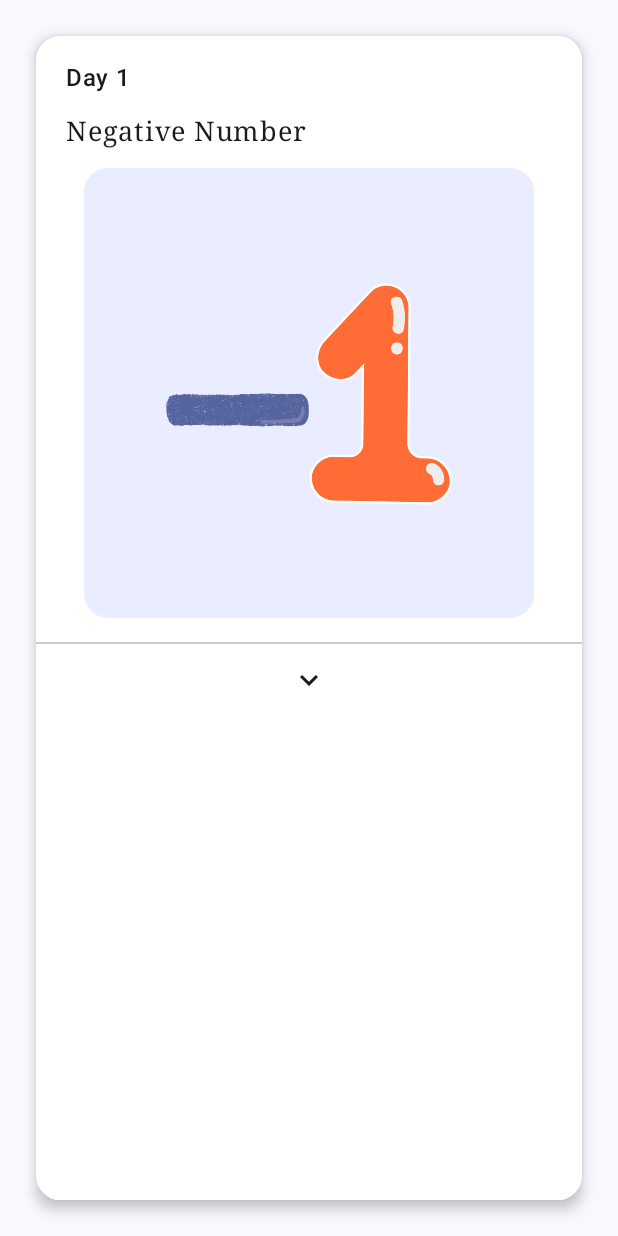
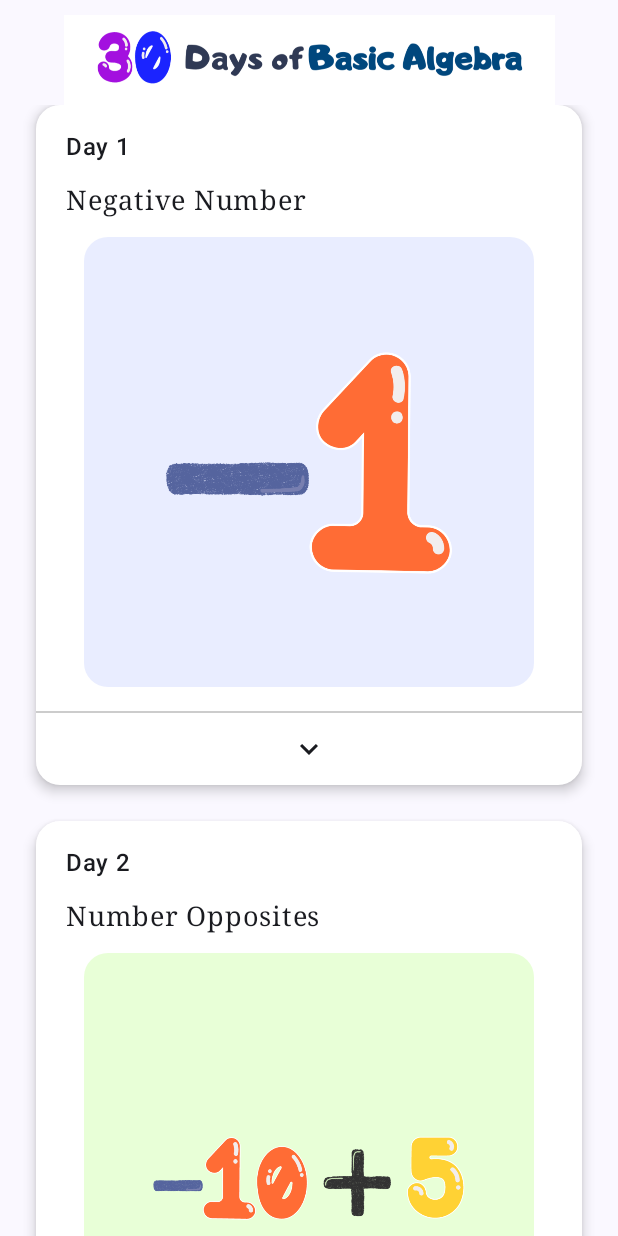
Before and after one commit to josikie/30-Days-of-Basic-Algebra, an Android app built with Jetpack Compose: the screen it shows after launch (MainActivity), on a phone screen of 412 x 824 dp. Run offline under Robolectric (Android 15) with nearby library versions, the phone set to English and light mode, and no system bars.

Commit message:
Added Descriptions

```diff
--- a/app/src/main/java/com/example/thirtydaysofbasicalgebra/MainActivity.kt
+++ b/app/src/main/java/com/example/thirtydaysofbasicalgebra/MainActivity.kt
@@ -15,6 +15,7 @@ import androidx.compose.foundation.layout.fillMaxWidth
 import androidx.compose.foundation.layout.height
 import androidx.compose.foundation.layout.padding
 import androidx.compose.foundation.layout.size
+import androidx.compose.foundation.lazy.LazyColumn
 import androidx.compose.foundation.shape.RoundedCornerShape
 import androidx.compose.material.icons.Icons
 import androidx.compose.material.icons.filled.KeyboardArrowDown
@@ -22,12 +23,19 @@ import androidx.compose.material.icons.filled.KeyboardArrowUp
 import androidx.compose.material3.Card
 import androidx.compose.material3.CardColors
 import androidx.compose.material3.CardDefaults
+import androidx.compose.material3.CenterAlignedTopAppBar
+import androidx.compose.material3.ExperimentalMaterial3Api
 import androidx.compose.material3.Icon
 import androidx.compose.material3.IconButton
 import androidx.compose.material3.MaterialTheme
+import androidx.compose.material3.Scaffold
 import androidx.compose.material3.Surface
 import androidx.compose.material3.Text
 import androidx.compose.runtime.Composable
+import androidx.compose.runtime.getValue
+import androidx.compose.runtime.mutableStateOf
+import androidx.compose.runtime.remember
+import androidx.compose.runtime.setValue
 import androidx.compose.ui.Alignment
 import androidx.compose.ui.Modifier
 import androidx.compose.ui.draw.clip
@@ -35,13 +43,17 @@ import androidx.compose.ui.geometry.Offset
 import androidx.compose.ui.graphics.Color
 import androidx.compose.ui.graphics.StrokeCap
 import androidx.compose.ui.layout.ContentScale
+import androidx.compose.ui.res.dimensionResource
 import androidx.compose.ui.res.painterResource
 import androidx.compose.ui.res.stringResource
 import androidx.compose.ui.text.font.FontFamily
 import androidx.compose.ui.text.font.FontWeight
+import androidx.compose.ui.text.style.TextAlign
 import androidx.compose.ui.tooling.preview.Preview
 import androidx.compose.ui.unit.dp
 import androidx.compose.ui.unit.sp
+import com.example.thirtydaysofbasicalgebra.data.BasicAlgebra
+import com.example.thirtydaysofbasicalgebra.data.BasicAlgebraRepo
 import com.example.thirtydaysofbasicalgebra.ui.theme.ThirtyDaysOfBasicAlgebraTheme
 
 class MainActivity : ComponentActivity() {
@@ -54,19 +66,53 @@ class MainActivity : ComponentActivity() {
                     modifier = Modifier.fillMaxSize(),
                     color = MaterialTheme.colorScheme.background
                 ) {
-                    BasicAlgebraCardItem()
+                    BasicAlgebraList()
                 }
             }
         }
     }
 }
 
+@OptIn(ExperimentalMaterial3Api::class)
 @Composable
-fun BasicAlgebraCardItem(modifier: Modifier = Modifier){
+fun ThirtyDaysTopAppBar(modifier: Modifier){
+    CenterAlignedTopAppBar(
+        modifier = modifier.height(70.dp),
+        title = {
+            Image(
+                modifier = Modifier.padding(top = 10.dp),
+                painter = painterResource(id = R.drawable.top_app_logo),
+                contentDescription = stringResource(id = R.string.app_name),
+            )
+        }
+    )
+}
+@Composable
+fun BasicAlgebraList(modifier: Modifier = Modifier,
+                 listLesson: List<BasicAlgebra> = BasicAlgebraRepo.basicAlgebra
+){
+    Scaffold (
+        topBar = {
+            ThirtyDaysTopAppBar(modifier)
+        }
+    ) {
+        LazyColumn(contentPadding = it){
+            items(listLesson.size){i ->
+                BasicAlgebraCardItem(lessonAlgebra = listLesson[i])
+            }
+        }
+    }
+}
+@Composable
+fun BasicAlgebraCardItem(
+    modifier: Modifier = Modifier,
+    lessonAlgebra: BasicAlgebra
+    ){
+    var expanded by remember{ mutableStateOf(false) }
     Card (
         modifier = modifier
             .fillMaxWidth()
-            .padding(24.dp)
+            .padding(start = 24.dp, end = 24.dp, bottom = 24.dp)
         ,
         shape = RoundedCornerShape(16.dp),
         elevation = CardDefaults.cardElevation(defaultElevation = 5.dp),
@@ -80,28 +126,34 @@ fun BasicAlgebraCardItem(modifier: Modifier = Modifier){
             // text day
             Text(
                 modifier = Modifier.padding(start=4.dp, bottom = 4.dp),
-                text = stringResource(id = R.string.title_day_1),
+                text = stringResource(id = lessonAlgebra.title),
                 fontWeight = FontWeight.SemiBold,
                 fontFamily = FontFamily.SansSerif
             )
             // text subtitle
             Text(
                 modifier = Modifier.padding(start=4.dp, top = 8.dp, bottom = 12.dp),
-                text = stringResource(id = R.string.subtitle_1),
+                text = stringResource(id = lessonAlgebra.subTitle),
                 fontWeight = FontWeight.Light,
                 fontFamily = FontFamily.Serif,
                 fontSize = 18.sp
             )
             // image
             Image(
-                painter = painterResource(id = R.drawable.one),
-                contentDescription = stringResource(id = R.string.subtitle_1),
+                painter = painterResource(id = lessonAlgebra.image),
+                contentDescription = stringResource(id = lessonAlgebra.subTitle),
                 contentScale = ContentScale.Crop,
                 modifier = Modifier
                     .clip(RoundedCornerShape(16.dp))
                     .align(Alignment.CenterHorizontally)
                     .size(300.dp)
             )
+        }
+
+        // description
+        if(expanded){
+            LessonDescription(lessonDescription = lessonAlgebra.description,
+                modifier = Modifier.padding(start = 28.dp, end = 16.dp, top = 16.dp, bottom = 16.dp))
         }
 
         // lines
@@ -113,33 +165,37 @@ fun BasicAlgebraCardItem(modifier: Modifier = Modifier){
         )
 
         // button arrow
-        IconButton(
-            modifier = Modifier.align(Alignment.CenterHorizontally).fillMaxWidth(),
-            onClick = { /*TODO*/ }) {
-            Icon(
-                imageVector = Icons.Filled.KeyboardArrowDown,
-                contentDescription = stringResource(id = R.string.app_name)
-            )
-        }
+        ButtonWider(expanded = expanded, onClick = { expanded = !expanded })
     }
 }
 
 @Composable
-fun CustomLine() {
-    Canvas(modifier = Modifier.fillMaxSize()) {
-        val startX = 20f
-        val startY = 24f
-        val endX = size.width - 20f
-        val endY = size.height
-        drawLine(
-            start = Offset(startX, startY),
-            end = Offset(endX, endY),
-            color = Color.Blue,
-            strokeWidth = 1.dp.toPx(),
-            cap = StrokeCap.Round
+fun ButtonWider(
+    modifier: Modifier = Modifier,
+    expanded: Boolean,
+    onClick:  () -> Unit){
+    IconButton(
+        modifier = modifier.fillMaxWidth(),
+        onClick = onClick
+    ) {
+        Icon(
+            imageVector = if(expanded) Icons.Filled.KeyboardArrowUp else Icons.Filled.KeyboardArrowDown,
+            contentDescription = stringResource(id = R.string.app_name)
         )
     }
 }
+
+@Composable
+fun LessonDescription(modifier: Modifier = Modifier, lessonDescription: Int){
+    Text(
+        modifier = modifier,
+        text = stringResource(id = lessonDescription),
+        fontWeight = FontWeight.Light,
+        fontFamily = FontFamily.Serif,
+        fontSize = 18.sp
+    )
+}
+
 @Composable
 fun Greeting(name: String, modifier: Modifier = Modifier) {
     Text(
@@ -152,6 +208,6 @@ fun Greeting(name: String, modifier: Modifier = Modifier) {
 @Composable
 fun GreetingPreview() {
     ThirtyDaysOfBasicAlgebraTheme {
-        BasicAlgebraCardItem()
+        BasicAlgebraList()
     }
 }
```
Also changed, not shown: app/src/main/res/values/strings.xml (+31 -95 lines), app/src/main/res/drawable/top_app_logo.png (added), app/src/main/res/drawable/top_bar_logo_30_days_of_basic_algebra.png (added).
